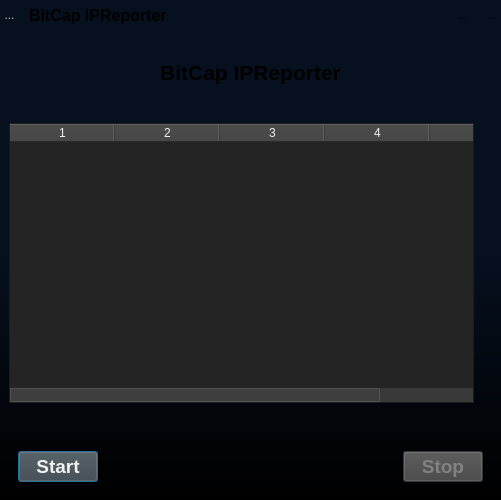
Qt form src/ui/MainWindow.ui (bitcap-co/bitcap-ipr) before a commit.
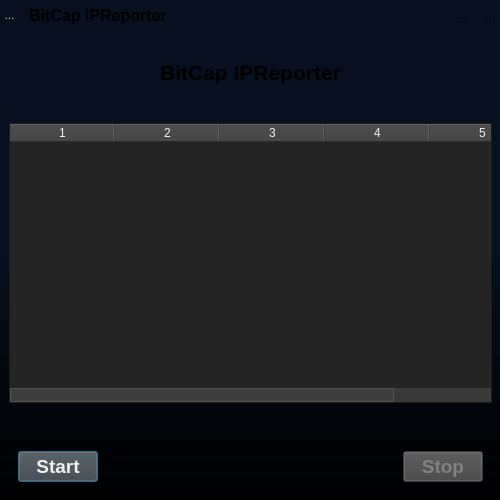
The same form after that commit. The open tabs and pages were chosen to show the change.

Commit message: fix element positions

Patch:
```diff
--- a/src/ui/MainWindow.ui
+++ b/src/ui/MainWindow.ui
@@ -6,7 +6,7 @@
    <rect>
     <x>0</x>
     <y>0</y>
-    <width>501</width>
+    <width>500</width>
     <height>500</height>
    </rect>
   </property>
@@ -171,7 +171,7 @@
      <rect>
       <x>0</x>
       <y>5</y>
-      <width>501</width>
+      <width>500</width>
       <height>20</height>
      </rect>
     </property>
@@ -222,12 +222,6 @@
        <property name="text">
         <string>...</string>
        </property>
-       <property name="iconSize">
-        <size>
-         <width>24</width>
-         <height>24</height>
-        </size>
-       </property>
       </widget>
      </item>
      <item>
@@ -235,12 +229,6 @@
        <property name="text">
         <string>...</string>
        </property>
-       <property name="iconSize">
-        <size>
-         <width>24</width>
-         <height>24</height>
-        </size>
-       </property>
       </widget>
      </item>
     </layout>
@@ -250,7 +238,7 @@
      <rect>
       <x>0</x>
       <y>30</y>
-      <width>501</width>
+      <width>500</width>
       <height>26</height>
      </rect>
     </property>
@@ -272,6 +260,21 @@
      </rect>
     </property>
     <layout class="QVBoxLayout" name="verticalLayout">
+     <property name="spacing">
+      <number>0</number>
+     </property>
+     <property name="leftMargin">
+      <number>0</number>
+     </property>
+     <property name="topMargin">
+      <number>0</number>
+     </property>
+     <property name="rightMargin">
+      <number>0</number>
+     </property>
+     <property name="bottomMargin">
+      <number>0</number>
+     </property>
      <item>
       <widget class="QLabel" name="label">
        <property name="font">
@@ -307,7 +310,7 @@
      <item>
       <widget class="QStackedWidget" name="stackedWidget">
        <property name="sizePolicy">
-        <sizepolicy hsizetype="Fixed" vsizetype="Fixed">
+        <sizepolicy hsizetype="Preferred" vsizetype="Preferred">
          <horstretch>0</horstretch>
          <verstretch>0</verstretch>
         </sizepolicy>
@@ -330,7 +333,7 @@
           <rect>
            <x>0</x>
            <y>0</y>
-           <width>465</width>
+           <width>483</width>
            <height>280</height>
           </rect>
          </property>
```
The commit also changes 1 other file.
